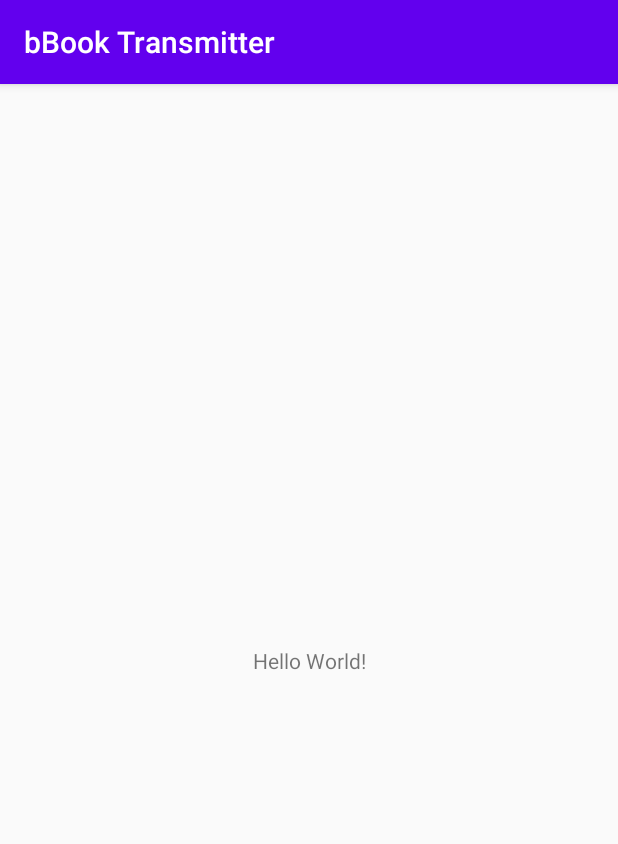
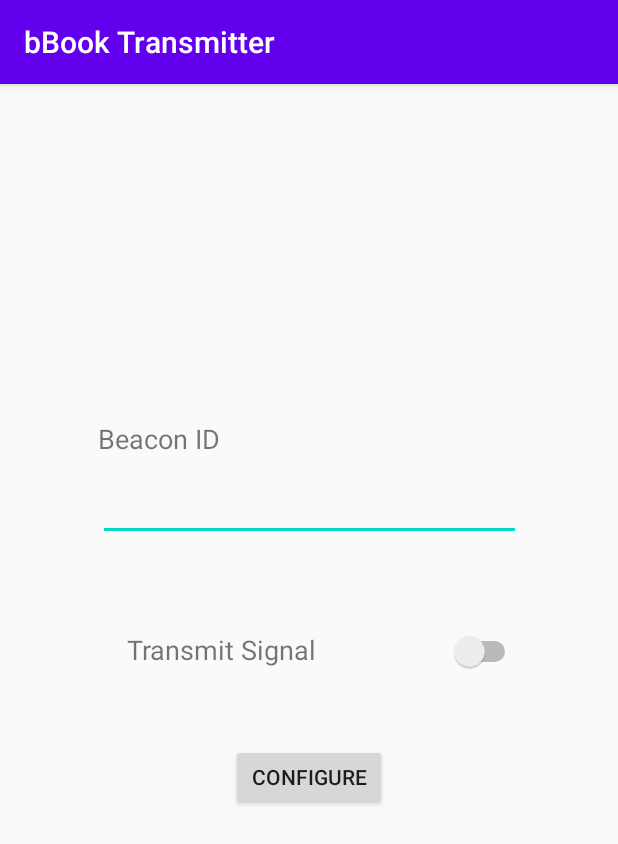
Before and after one commit to rohitnatesh/bBook-transmitter, an Android app: the screen it shows after launch (MainActivity), on a phone screen of 412 x 824 dp. Shown: the top 844 px of the screen. Run offline under Robolectric (Android 15) with nearby library versions, the phone set to English and light mode, and no system bars.

Commit message:
Base app

```diff
--- a/app/src/main/res/layout/activity_main.xml
+++ b/app/src/main/res/layout/activity_main.xml
@@ -6,13 +6,57 @@
     android:layout_height="match_parent"
     tools:context=".MainActivity">
 
+    <EditText
+        android:id="@+id/beaconIdInput"
+        android:layout_width="282dp"
+        android:layout_height="50dp"
+        android:ems="10"
+        android:inputType="number"
+        app:layout_constraintBottom_toBottomOf="parent"
+        app:layout_constraintEnd_toEndOf="parent"
+        app:layout_constraintStart_toStartOf="parent"
+        app:layout_constraintTop_toBottomOf="@+id/textView3"
+        app:layout_constraintVertical_bias="0.013" />
+
+    <Switch
+        android:id="@+id/toggleTransmit"
+        android:layout_width="50dp"
+        android:layout_height="25dp"
+        android:layout_marginTop="60dp"
+        app:layout_constraintEnd_toEndOf="@+id/beaconIdInput"
+        app:layout_constraintTop_toBottomOf="@+id/beaconIdInput" />
+
     <TextView
+        android:id="@+id/textView"
         android:layout_width="wrap_content"
         android:layout_height="wrap_content"
-        android:text="Hello World!"
-        app:layout_constraintBottom_toBottomOf="parent"
-        app:layout_constraintLeft_toLeftOf="parent"
-        app:layout_constraintRight_toRightOf="parent"
+        android:layout_marginTop="60dp"
+        android:text="Transmit Signal"
+        android:textSize="18sp"
+        app:layout_constraintEnd_toStartOf="@+id/toggleTransmit"
+        app:layout_constraintHorizontal_bias="0.497"
+        app:layout_constraintStart_toStartOf="parent"
+        app:layout_constraintTop_toBottomOf="@+id/beaconIdInput" />
+
+    <TextView
+        android:id="@+id/textView3"
+        android:layout_width="wrap_content"
+        android:layout_height="wrap_content"
+        android:layout_marginTop="224dp"
+        android:text="Beacon ID"
+        android:textSize="18sp"
+        app:layout_constraintStart_toStartOf="@+id/beaconIdInput"
         app:layout_constraintTop_toTopOf="parent" />
 
+    <Button
+        android:id="@+id/configure"
+        android:layout_width="104dp"
+        android:layout_height="44dp"
+        android:text="Configure"
+        app:layout_constraintBottom_toBottomOf="parent"
+        app:layout_constraintEnd_toEndOf="parent"
+        app:layout_constraintStart_toStartOf="parent"
+        app:layout_constraintTop_toBottomOf="@+id/textView"
+        app:layout_constraintVertical_bias="0.151" />
+
 </androidx.constraintlayout.widget.ConstraintLayout>
```
